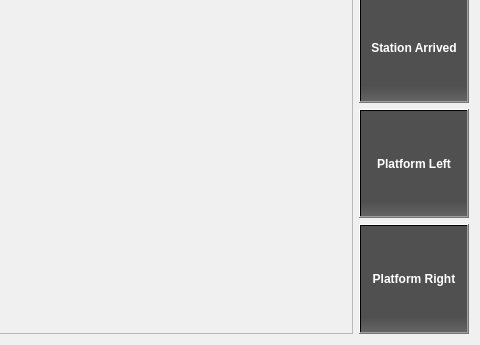
Before: the Qt Designer form train_route.ui in gurpartap007/qtmop, drawn with Qt 5; both pictures show x 775 to 1255 and y 226 to 571 of the 1255 by 571 pixel window.
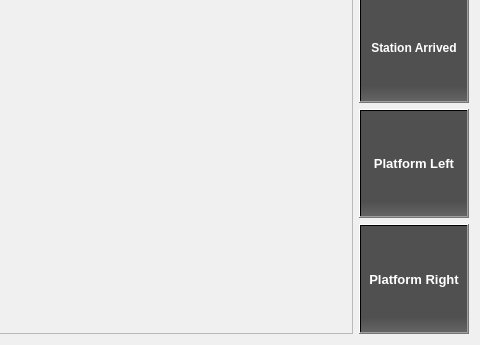
After: the same form once the commit is applied.

The edit to the form file:
```diff
--- a/train_route.ui
+++ b/train_route.ui
@@ -567,6 +567,7 @@
            </property>
            <property name="font">
             <font>
+             <pointsize>10</pointsize>
              <weight>75</weight>
              <bold>true</bold>
             </font>
@@ -600,6 +601,7 @@
            </property>
            <property name="font">
             <font>
+             <pointsize>10</pointsize>
              <weight>75</weight>
              <bold>true</bold>
             </font>
```
Left out of the diff: 15 changed lines with no effect on the pictures.
